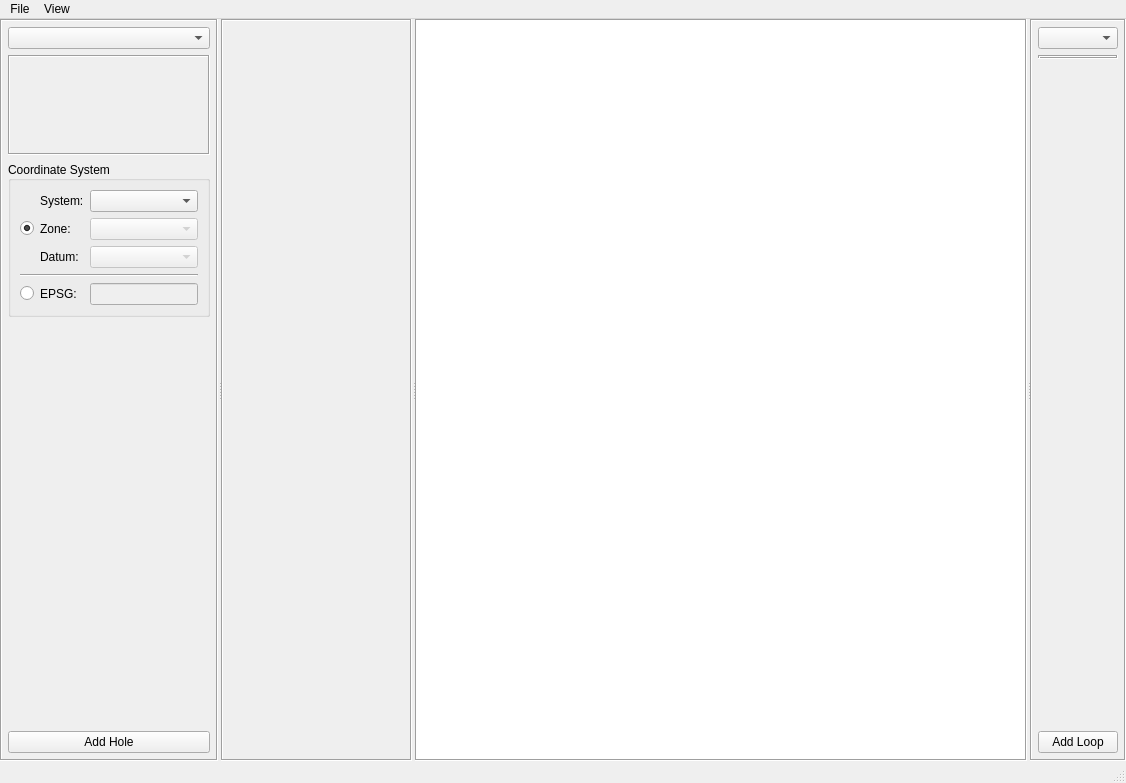
Eric-Meunier/Processor-Suite, file src/ui/loop_planner.ui: the form before one commit.
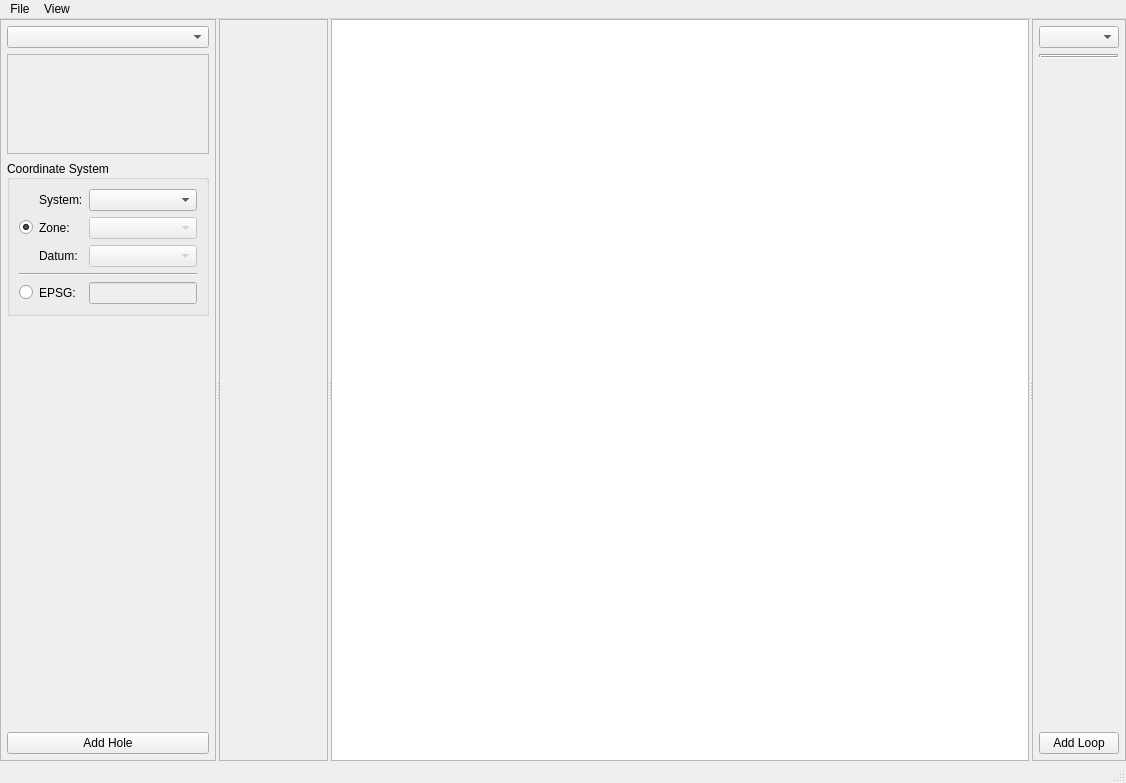
The form after the commit. Icons and pictures are not drawn. Custom widgets are drawn as their Qt base class.

Commit message: Refactored PEMHub init. Unpacker settings are now loaded. Dark mode compatibility added to loop and grid planner.

Patch:
```diff
--- a/src/ui/loop_planner.ui
+++ b/src/ui/loop_planner.ui
@@ -49,10 +49,10 @@
         </sizepolicy>
        </property>
        <property name="frameShape">
-        <enum>QFrame::Box</enum>
+        <enum>QFrame::StyledPanel</enum>
        </property>
        <property name="frameShadow">
-        <enum>QFrame::Sunken</enum>
+        <enum>QFrame::Plain</enum>
        </property>
        <layout class="QVBoxLayout" name="verticalLayout">
         <property name="spacing">
@@ -88,10 +88,10 @@
            </size>
           </property>
           <property name="frameShape">
-           <enum>QFrame::Box</enum>
+           <enum>QFrame::StyledPanel</enum>
           </property>
           <property name="frameShadow">
-           <enum>QFrame::Sunken</enum>
+           <enum>QFrame::Plain</enum>
           </property>
          </widget>
         </item>
@@ -278,10 +278,10 @@
         </size>
        </property>
        <property name="frameShape">
-        <enum>QFrame::Box</enum>
+        <enum>QFrame::StyledPanel</enum>
        </property>
        <property name="frameShadow">
-        <enum>QFrame::Sunken</enum>
+        <enum>QFrame::Plain</enum>
        </property>
        <layout class="QVBoxLayout" name="verticalLayout_2">
         <property name="spacing">
@@ -318,10 +318,10 @@
         </size>
        </property>
        <property name="frameShape">
-        <enum>QFrame::Box</enum>
+        <enum>QFrame::StyledPanel</enum>
        </property>
        <property name="frameShadow">
-        <enum>QFrame::Sunken</enum>
+        <enum>QFrame::Plain</enum>
        </property>
       </widget>
       <widget class="QFrame" name="loop_frame">
@@ -332,10 +332,10 @@
         </sizepolicy>
        </property>
        <property name="frameShape">
-        <enum>QFrame::Box</enum>
+        <enum>QFrame::StyledPanel</enum>
        </property>
        <property name="frameShadow">
-        <enum>QFrame::Sunken</enum>
+        <enum>QFrame::Plain</enum>
        </property>
        <layout class="QVBoxLayout" name="verticalLayout_3">
         <property name="leftMargin">
```
The commit also changes 10 other files.
